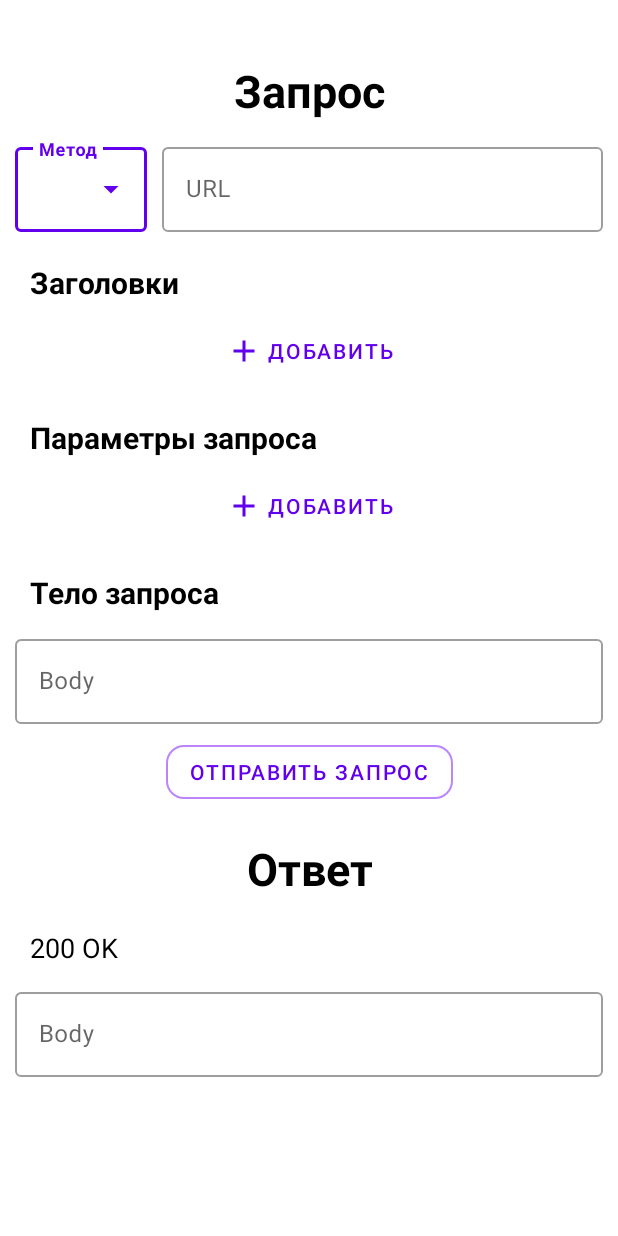
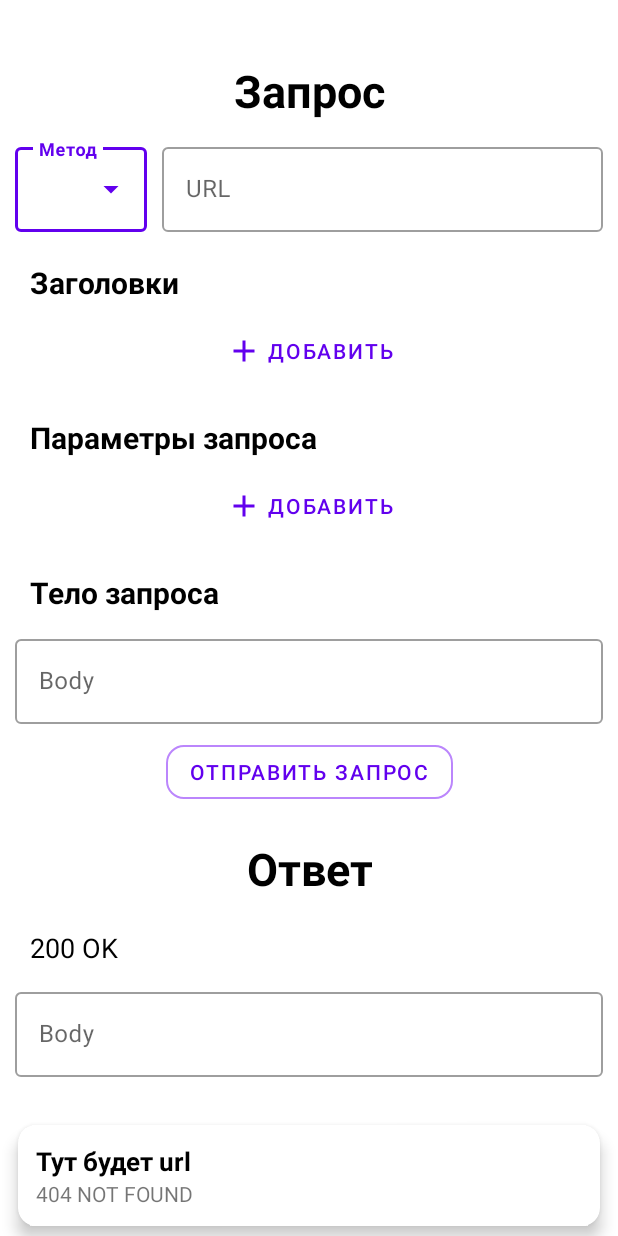
Before and after one commit to DmitryWake/RESTClient, an Android app: the layout fragment_main_page.xml on its own in the app's theme, with its tools: preview values and no code run, on a phone screen of 412 x 824 dp. Run offline under Robolectric (Android 15) with nearby library versions, the phone set to English and light mode, and no system bars.

Commit message:
Доделал главную страничку (пока без поиска)

```diff
--- a/app/src/main/AndroidManifest.xml
+++ b/app/src/main/AndroidManifest.xml
@@ -2,7 +2,9 @@
 <manifest xmlns:android="http://schemas.android.com/apk/res/android"
     package="com.ewake.restclient">
 
-    <uses-permission android:name="android.permission.INTERNET" />
+    <uses-permission android:name="android.permission.INTERNET"/>
+    <uses-permission android:name="android.permission.ACCESS_WIFI_STATE"/>
+    <uses-permission android:name="android.permission.ACCESS_NETWORK_STATE" />
 
     <application
         android:name="com.ewake.walkinghealth.presentation.app.App"
--- a/app/src/main/java/com/ewake/restclient/presentation/ui/view/requestresponse/RequestResponseView.kt
+++ b/app/src/main/java/com/ewake/restclient/presentation/ui/view/requestresponse/RequestResponseView.kt
@@ -122,7 +122,7 @@ class RequestResponseView @JvmOverloads constructor(
 
     private fun notifyResponseChanged() {
         binding.apply {
-            code.text = "${model.response.code.toString()} ${model.response.message}"
+            code.text = "${model.response.code} ${model.response.message}"
             responseBody.setText(model.response.body)
         }
     }
--- a/app/src/main/res/layout/fragment_main_page.xml
+++ b/app/src/main/res/layout/fragment_main_page.xml
@@ -1,9 +1,9 @@
 <?xml version="1.0" encoding="utf-8"?>
 <androidx.core.widget.NestedScrollView xmlns:android="http://schemas.android.com/apk/res/android"
     xmlns:app="http://schemas.android.com/apk/res-auto"
+    xmlns:tools="http://schemas.android.com/tools"
     android:layout_width="match_parent"
-    android:layout_height="wrap_content"
-    android:paddingBottom="20dp">
+    android:layout_height="wrap_content">
 
     <androidx.constraintlayout.widget.ConstraintLayout
         android:layout_width="match_parent"
@@ -17,6 +17,19 @@
             app:layout_constraintStart_toStartOf="parent"
             app:layout_constraintTop_toTopOf="parent" />
 
+        <androidx.recyclerview.widget.RecyclerView
+            android:id="@+id/requests"
+            android:layout_width="match_parent"
+            android:layout_height="wrap_content"
+            app:layout_constraintEnd_toEndOf="parent"
+            app:layout_constraintStart_toStartOf="parent"
+            android:layout_marginTop="20dp"
+            android:nestedScrollingEnabled="true"
+            android:clipToPadding="false"
+            app:layout_constraintBottom_toBottomOf="parent"
+            app:layout_constraintTop_toBottomOf="@id/request_response"
+            tools:listitem="@layout/request_response_item" />
+
     </androidx.constraintlayout.widget.ConstraintLayout>
 
 </androidx.core.widget.NestedScrollView>
--- /dev/null
+++ b/app/src/main/res/layout/request_response_item.xml
@@ -0,0 +1,50 @@
+<?xml version="1.0" encoding="utf-8"?>
+<LinearLayout xmlns:android="http://schemas.android.com/apk/res/android"
+    xmlns:app="http://schemas.android.com/apk/res-auto"
+    xmlns:tools="http://schemas.android.com/tools"
+    android:layout_width="match_parent"
+    android:layout_height="wrap_content">
+
+    <com.google.android.material.card.MaterialCardView
+        android:id="@+id/container"
+        android:layout_width="match_parent"
+        android:layout_height="wrap_content"
+        android:layout_margin="12dp"
+        app:cardCornerRadius="12dp"
+        app:cardElevation="6dp">
+
+        <androidx.constraintlayout.widget.ConstraintLayout
+            android:layout_width="match_parent"
+            android:layout_height="wrap_content">
+
+
+            <TextView
+                android:id="@+id/title"
+                android:layout_width="match_parent"
+                android:layout_height="wrap_content"
+                android:layout_margin="12dp"
+                android:textColor="@color/black"
+                android:textSize="17sp"
+                android:textStyle="bold"
+                app:layout_constraintEnd_toEndOf="parent"
+                app:layout_constraintStart_toStartOf="parent"
+                app:layout_constraintTop_toTopOf="parent"
+                tools:text="Тут будет url" />
+
+            <TextView
+                android:id="@+id/description"
+                android:layout_width="match_parent"
+                android:layout_height="wrap_content"
+                android:layout_marginHorizontal="12dp"
+                android:layout_marginBottom="12dp"
+                android:textSize="14sp"
+                app:layout_constraintBottom_toBottomOf="parent"
+                app:layout_constraintEnd_toEndOf="parent"
+                app:layout_constraintStart_toStartOf="parent"
+                app:layout_constraintTop_toBottomOf="@id/title"
+                tools:text="404 NOT FOUND" />
+
+        </androidx.constraintlayout.widget.ConstraintLayout>
+    </com.google.android.material.card.MaterialCardView>
+
+</LinearLayout>
```
Also changed, not shown: app/build.gradle (+9 -0 lines), app/src/main/java/com/ewake/restclient/data/db/room/AppDatabase.kt (added, +17 -0 lines), app/src/main/java/com/ewake/restclient/data/db/room/dao/RequestResponseDao.kt (added, +19 -0 lines), app/src/main/java/com/ewake/restclient/data/db/room/entity/RequestResponseEntity.kt (added, +22 -0 lines), app/src/main/java/com/ewake/restclient/data/db/room/mapper/RequestResponseMapper.kt (added, +51 -0 lines), app/src/main/java/com/ewake/restclient/data/db/room/typeconverter/RequestResponseTypeConverter.kt (added, +22 -0 lines), app/src/main/java/com/ewake/restclient/presentation/di/hilt/AppModule.kt (+11 -0 lines), app/src/main/java/com/ewake/restclient/presentation/ui/fragment/mainpage/MainPageFragment.kt (+26 -0 lines), app/src/main/java/com/ewake/restclient/presentation/ui/fragment/mainpage/adapter/RequestsAdapter.kt (added, +52 -0 lines), app/src/main/java/com/ewake/restclient/presentation/viewmodel/mainpage/MainPageViewModel.kt (+33 -1 lines).
